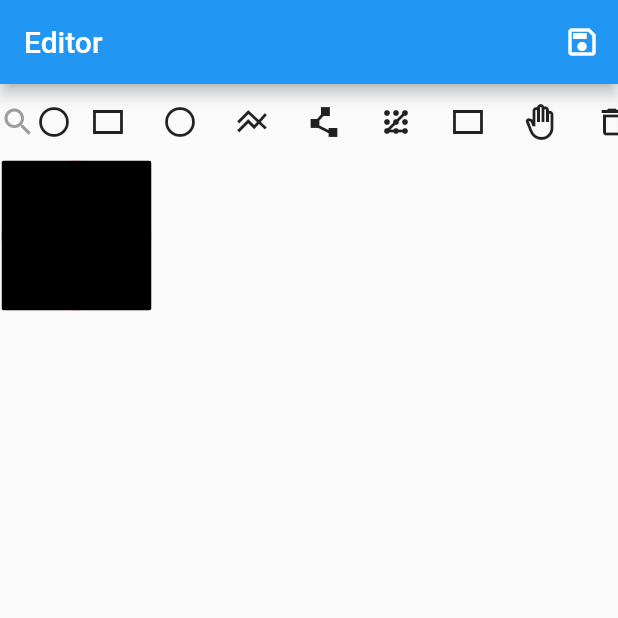
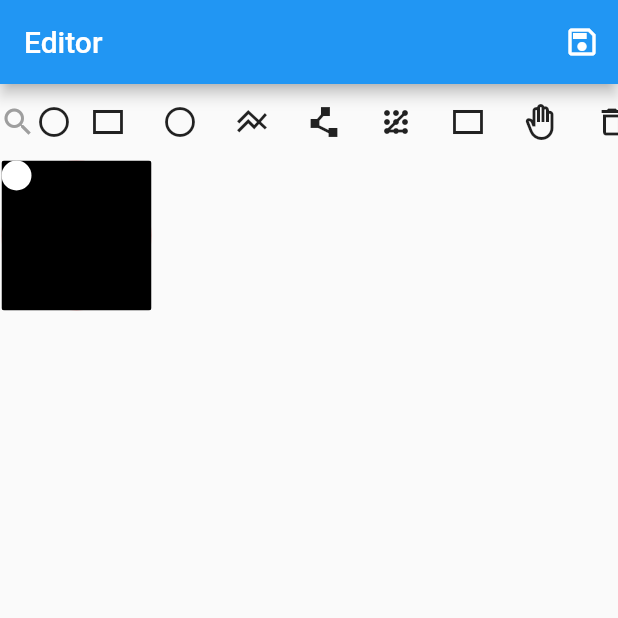
Before and after one commit to BMarx981/SoVeryGood, a Flutter app: the screen it shows after launch, after a tap on the "circle" icon, after a tap on the "rectangle" icon, on a phone screen of 412 x 824 dp, the top half of it. Run offline on Flutter 3.47's test engine with Material 2 defaults, Android fonts, the phone set to English and light mode, and no system bars; our stand-ins replace flutter_riverpod, flutter_svg, go_router; generated files the repository leaves out were written again.

Commit message:
Change ancestry of translation and gesturedetector widgets.

```diff
--- a/lib/main.dart
+++ b/lib/main.dart
@@ -1,3 +1,4 @@
+import 'package:flutter/gestures.dart';
 import 'package:flutter/material.dart';
 import 'package:flutter_riverpod/flutter_riverpod.dart';
 
@@ -7,6 +8,7 @@ import 'src/settings/settings_service.dart';
 
 void main() async {
   WidgetsFlutterBinding.ensureInitialized();
+  // debugPrintGestureArenaDiagnostics = true;
   // Set up the SettingsController, which will glue user settings to multiple
   // Flutter Widgets.
   final settingsController = SettingsController(SettingsService());
--- a/lib/src/drawable_objects.dart/base_widget.dart
+++ b/lib/src/drawable_objects.dart/base_widget.dart
@@ -31,10 +31,12 @@ class _BaseWidgetState extends ConsumerState<BaseWidget> {
   double height = 100;
   double lastRotation = 0;
   double endRotation = 0;
+  double distance = 1;
   bool currentlySelected = false;
   double newScale = 1;
   double oldScale = 1;
-  Offset dxy = Offset(0, 0);
+  Offset dxy = Offset.zero;
+  Offset start = Offset.zero;
 
   final degreesOverPi = (180 / math.pi);
 
@@ -50,7 +52,8 @@ class _BaseWidgetState extends ConsumerState<BaseWidget> {
             '<circle cx="50" cy="50" r="50" fill="red" fill-opacity=".5"/></svg>';
         break;
       case ShapeNames.rectangle:
-        shape = '<rect x="0" y="0"  rx="2" width="100" height="100"/></svg>';
+        shape =
+            '<rect x="0" y="0"  rx="2" width="100" height="100"/><circle cx="10" cy="10" r="10" fill="white"/></svg>';
         break;
       case ShapeNames.ellipse:
         shape = '<ellipse cx="50" cy="50" rx="50" ry="100"/></svg>';
@@ -81,18 +84,21 @@ class _BaseWidgetState extends ConsumerState<BaseWidget> {
     if (!selectedOn) {
       setState(() => currentlySelected = false);
     }
-    return Positioned(
-      left: dxy.dx,
-      top: dxy.dy,
-      child: Transform.translate(
-        offset: dxy,
+    return Transform.translate(
+      offset: Offset(dxy.dx, dxy.dy),
+      child: Container(
+        decoration: BoxDecoration(
+          border: Border.all(
+            color: selectedOn && currentlySelected
+                ? Colors.black.withOpacity(.5)
+                : Colors.transparent,
+          ),
+        ),
         child: Transform.scale(
           scale: newScale,
           origin: const Offset(0.0, 0.0),
-          child: Transform.rotate(
-            alignment: FractionalOffset.center,
-            angle: ((rotation * 180) / math.pi) / 24,
           child: GestureDetector(
+            // behavior: HitTestBehavior.translucent,
             onTap: () {
               setState(() {
                 debugPrint("Tapped");
@@ -107,37 +113,37 @@ class _BaseWidgetState extends ConsumerState<BaseWidget> {
               if (count > 1) {
                 setState(() {
                   newScale = oldScale * details.scale;
-                    rotation = details.rotation;
+                  rotation = ((details.rotation * 180) / math.pi) / 24;
+                  debugPrint(rotation.toString());
                   if (details.focalPointDelta.dy != 0 ||
                       details.focalPointDelta.dx != 0) {
-                      dxy = dxy + details.focalPointDelta;
+                    dxy += details.focalPointDelta;
                   }
                 });
               } else if (count == 1) {
                 setState(() {
-                    dxy = dxy + details.focalPointDelta;
+                  dxy += details.focalPointDelta;
                 });
               }
             },
             onScaleStart: (ScaleStartDetails details) {
+              start = dxy;
+              // debugPrint('Onstart: ${dxy.toString()}');
               setState(() {
                 oldScale = newScale;
               });
             },
+            onScaleEnd: (dets) {
+              // debugPrint(
+              //     'OnEnd: ${dxy.toString()} \n Start $start \n Diff ${dxy - start}');
+            },
             onLongPress: () {
-                longPressed();
+              return;
             },
-              child: Container(
-                decoration: BoxDecoration(
-                  border: Border.all(
-                    color: selectedOn && currentlySelected
-                        ? Colors.black.withOpacity(.5)
-                        : Colors.transparent,
-                  ),
-                ),
-                child:
-                    SvgPicture.string('${svgContainer(width, height)}$shape'),
-              ),
+            child: Transform.rotate(
+              alignment: FractionalOffset.center,
+              angle: rotation,
+              child: SvgPicture.string('${svgContainer(width, height)}$shape'),
             ),
           ),
         ),
@@ -148,6 +154,4 @@ class _BaseWidgetState extends ConsumerState<BaseWidget> {
   String svgContainer(double w, double h) {
     return '<svg width="$w" height="$h" version="1.1" xmlns="http://www.w3.org/2000/svg">';
   }
-
-  longPressed() {}
 }
--- a/lib/src/editor_feature/editor_view.dart
+++ b/lib/src/editor_feature/editor_view.dart
@@ -38,9 +38,16 @@ class EditorView extends ConsumerWidget {
                 maxScale: 7,
                 minScale: .4,
                 scaleFactor: 100,
-                child: Stack(
-                  children: listProvider,
-                ),
+                child: Stack(children: [
+                  Positioned(
+                    top: 0,
+                    width: MediaQuery.of(context).size.width,
+                    height: MediaQuery.of(context).size.height,
+                    child: Stack(
+                      children: listProvider,
+                    ),
+                  )
+                ]),
               ),
             ),
             // const Expanded(child: CanvasView()),
```
Lines whose indentation alone changed are shown as unchanged.
